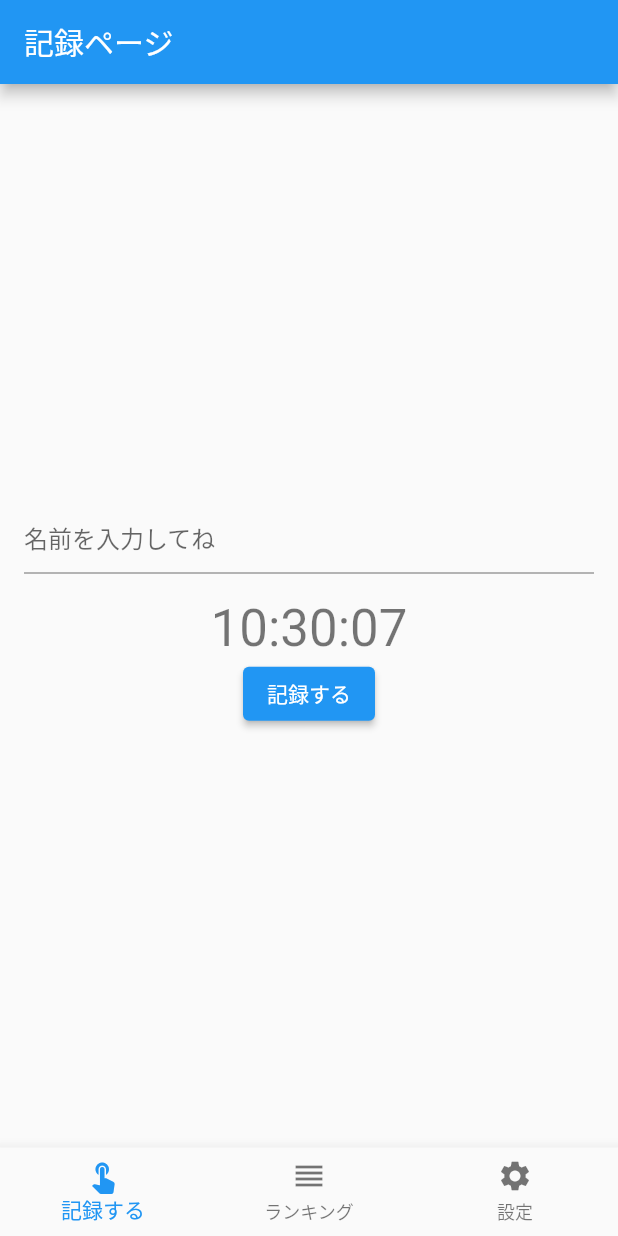
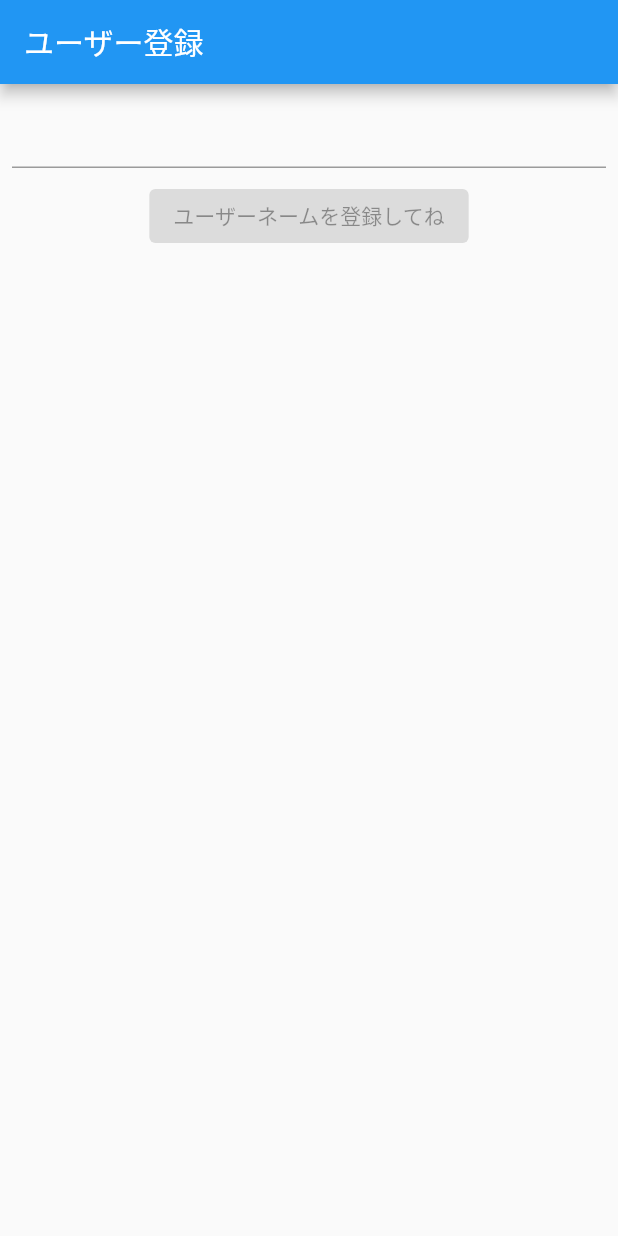
Before and after one commit to sgaku/flutter_7challenge, a Flutter app: the screen it shows after launch, on a phone screen of 412 x 824 dp. Run offline on Flutter 3.47's test engine with Material 2 defaults, Android fonts, the phone set to English and light mode, and no system bars; our stand-ins replace cloud_firestore, firebase_auth, firebase_core, flutter_hooks, hooks_riverpod; accounts and stored records are empty; network calls fail; statements that could not run were skipped.

Commit message:
匿名ログインのバグ修正・uidの取得

```diff
--- a/lib/main.dart
+++ b/lib/main.dart
@@ -7,6 +7,7 @@ import 'package:flutter_7challenge/screens/launch/launch_screen.dart';
 import 'package:flutter_7challenge/router.dart';
 import 'package:hooks_riverpod/hooks_riverpod.dart';
 import 'Data/firestore/firebase_options.dart';
+import 'screens/state_management/Ranking.dart';
 
 
 final scaffoldKey = GlobalKey<ScaffoldMessengerState>();
--- /dev/null
+++ b/lib/screens/launch/registration_screen.dart
@@ -0,0 +1,64 @@
+import 'package:cloud_firestore/cloud_firestore.dart';
+import 'package:cloud_firestore/cloud_firestore.dart';
+
+import 'package:flutter/cupertino.dart';
+import 'package:flutter/material.dart';
+import 'package:flutter_7challenge/Data/firestore/AuthRepository.dart';
+import 'package:flutter_7challenge/main.dart';
+import 'package:hooks_riverpod/hooks_riverpod.dart';
+
+final userProvider = StateProvider((ref) {
+  return "";
+});
+
+class Registration extends ConsumerWidget {
+  static Route<dynamic> route() {
+    return MaterialPageRoute<dynamic>(
+      builder: (_) => const Registration(),
+    );
+  }
+
+  const Registration({super.key});
+
+  @override
+  Widget build(BuildContext context, WidgetRef ref) {
+    final state = ref.watch(userProvider);
+    final notifier = ref.watch(userProvider.notifier);
+    return Scaffold(
+      appBar: AppBar(
+        title: const Text('ユーザー登録'),
+      ),
+      body: Center(
+        child: Column(
+          children: [
+            Padding(
+              padding: const EdgeInsets.all(8.0),
+              child: TextField(
+                onChanged: (text) {
+                  notifier.state = text;
+                },
+              ),
+            ),
+            ElevatedButton(
+                onPressed: state.isEmpty
+                    ? null
+                    : () async {
+                        final uid = ref.read(authRepositoryProvider).getUid();
+                        await FirebaseFirestore.instance
+                            .collection('user')
+                            .doc(uid)
+                            .set({
+                          'name': state,
+                        });
+                        Navigator.of(context).pushAndRemoveUntil(
+                          MainPage.route(),
+                          (route) => false,
+                        );
+                      },
+                child: const Text('ユーザーネームを登録してね'))
+          ],
+        ),
+      ),
+    );
+  }
+}
--- a/lib/screens/page/SettingPage.dart
+++ b/lib/screens/page/SettingPage.dart
@@ -17,7 +17,7 @@ class _SettingPageState extends State<SettingPage> {
   Widget build(BuildContext context) {
     return Scaffold(
       appBar: AppBar(
-        automaticallyImplyLeading: false,
+
         title: const Text('設定画面'),
       ),
       body: ListView(
--- a/pubspec.yaml
+++ b/pubspec.yaml
@@ -42,6 +42,7 @@ dependencies:
   flutter_riverpod: ^1.0.4
   hooks_riverpod: ^1.0.4
   firebase_auth: ^3.8.0
+  flutter_hooks: ^0.18.5+1
 
 
 
```
Also changed, not shown: lib/Data/firestore/AuthRepository.dart (+9 -1 lines), lib/screens/launch/launch_controller.dart (+22 -5 lines), lib/screens/launch/launch_screen.dart (+6 -1 lines), lib/screens/model/Ranking.dart (added, +36 -0 lines), lib/screens/page/RankingPage.dart (+2 -32 lines), lib/screens/page/RecordingPage.dart (+27 -24 lines), pubspec.lock.
